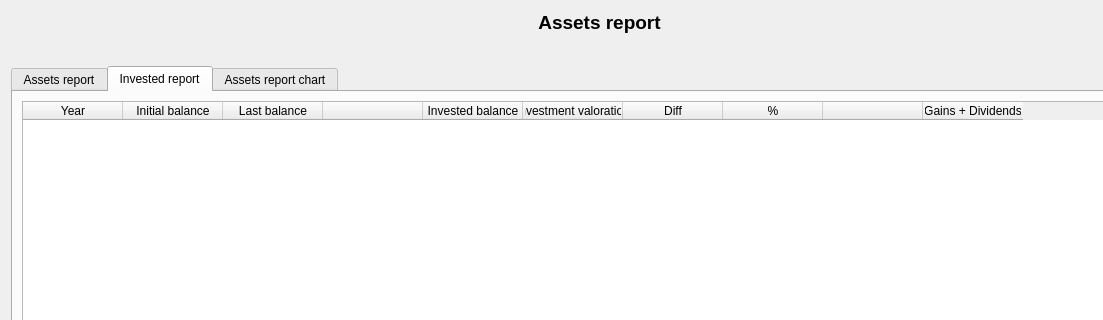
Before: the Qt Designer form ui/wdgAPR.ui in turulomio/xulpymoney, drawn with Qt 5; both pictures show x 0 to 1103 and y 0 to 320 of the 1199 by 447 pixel window.
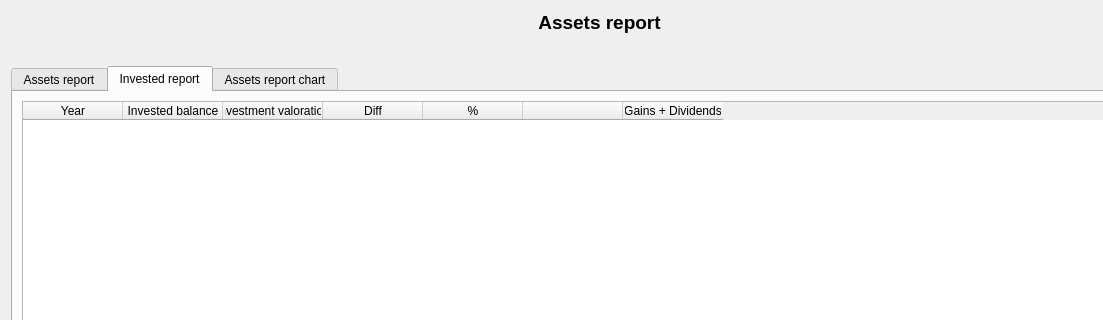
After: the same form once the commit is applied. Icons and pictures are not drawn. Custom widgets are drawn as their Qt base class.

Commit message: Removed innecesary columns

What changed in the file:
```diff
--- a/ui/wdgAPR.ui
+++ b/ui/wdgAPR.ui
@@ -173,21 +173,6 @@
                <string>Year</string>
               </property>
              </column>
-             <column>
-              <property name="text">
-               <string>Initial balance</string>
-              </property>
-             </column>
-             <column>
-              <property name="text">
-               <string>Last balance</string>
-              </property>
-             </column>
-             <column>
-              <property name="text">
-               <string/>
-              </property>
-             </column>
              <column>
               <property name="text">
                <string>Invested balance</string>
```
The commit also changes 5 other files.
